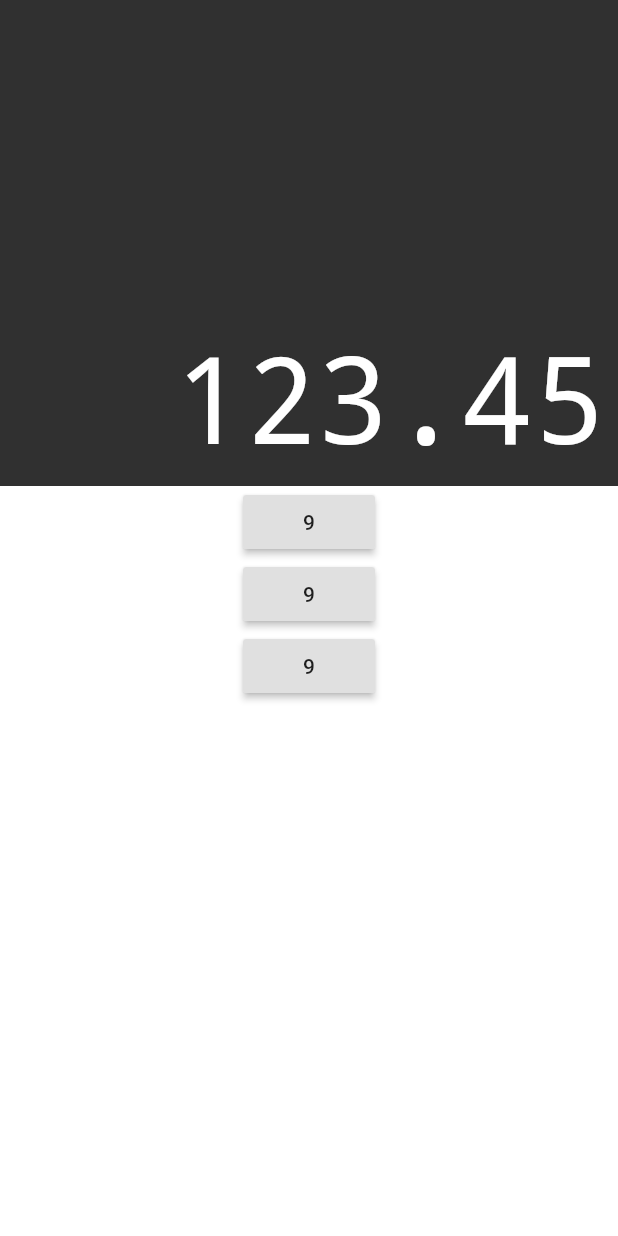
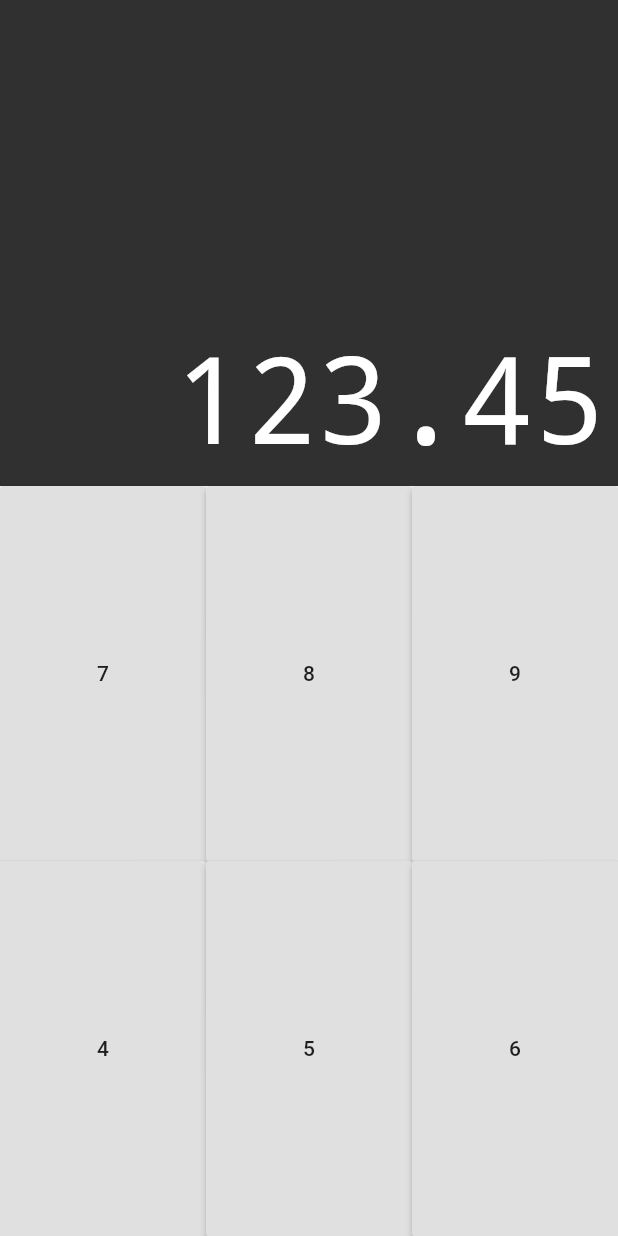
Before and after one commit to joaop-aguiar/Calculator, a Flutter app: the screen it shows after launch, on a phone screen of 412 x 824 dp. Run offline on Flutter 3.47's test engine with Material 2 defaults, Android fonts, the phone set to English and light mode, and no system bars; drawn by our look-alikes of auto_size_text.

Commit message:
New components
Criação dos botões com números, ainda sem funcionalidade

```diff
--- a/lib/components/button.dart
+++ b/lib/components/button.dart
@@ -2,14 +2,15 @@ import 'package:flutter/material.dart';
 
 class button extends StatelessWidget {
   final String text;
-  button({
-    @required this.text
-  });
+  button({@required this.text});
   @override
   Widget build(BuildContext context) {
-    return RaisedButton(
-      child: Text(text),
-      onPressed: () {},
+    return Expanded(
+      flex: 1,
+      child: RaisedButton(
+        child: Text(text),
+        onPressed: () {},
+      ),
     );
   }
 }
--- a/lib/components/button_row.dart
+++ b/lib/components/button_row.dart
@@ -2,15 +2,19 @@ import 'package:flutter/material.dart';
 import 'button.dart';
 
 class buttonrow extends StatelessWidget {
-  final List<Button> buttons;
+  final List<button> buttons;
   buttonrow(this.buttons);
 
   @override
   Widget build(BuildContext context) {
-    return Row(
-      children: buttons,
+    return Expanded(
+      flex: 1,
+      child: Row(
+        crossAxisAlignment: CrossAxisAlignment.stretch,
+        children: buttons,
 
 
+      ),
     );
   }
 }
--- a/lib/components/keyboard.dart
+++ b/lib/components/keyboard.dart
@@ -1,4 +1,6 @@
 import 'package:flutter/material.dart';
+import 'button_row.dart';
+import 'button.dart';
 
 class keyboard extends StatelessWidget {
   @override
@@ -7,18 +9,16 @@ class keyboard extends StatelessWidget {
       height: 500,
       child: Column(
         children: <Widget>[
-          RaisedButton(
-            child: Text('9'),
-            onPressed: () {},
-          ),
-          RaisedButton(
-            child: Text('9'),
-            onPressed: () {},
-          ),
-           RaisedButton(
-            child: Text('9'),
-            onPressed: () {},
-          )
+          buttonrow([
+            button(text: '7'),
+            button(text: '8'),
+            button(text: '9'),
+            ]),
+          buttonrow([
+            button(text: '4'),
+            button(text: '5'),
+            button(text: '6'),
+            ])
         ],
 
         ),
```
